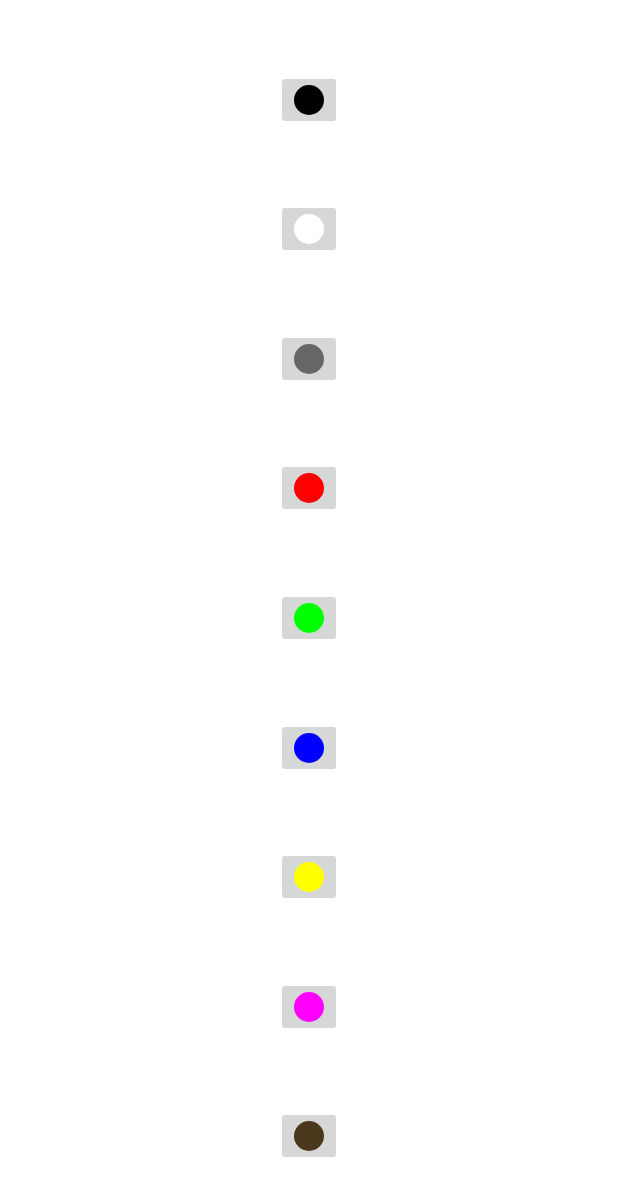
After one commit to fj0lverkr/DrawingApp, an Android app: the layout dialog_brush_color.xml on its own in the app's theme, with its tools: preview values and no code run, on a phone screen of 412 x 824 dp. The commit adds this screen. Shown: the top 1196 px of the screen. Run offline under Robolectric (Android 15) with nearby library versions, the phone set to English and light mode, and no system bars.

Commit message:
Implemented color chooser

```diff
--- a/app/src/main/java/com/nilsnahooy/drawingapp/CanvasView.kt
+++ b/app/src/main/java/com/nilsnahooy/drawingapp/CanvasView.kt
@@ -7,6 +7,7 @@ import android.util.AttributeSet
 import android.util.TypedValue
 import android.view.MotionEvent
 import android.view.View
+import androidx.core.content.res.ResourcesCompat
 
 class CanvasView(context: Context, attrs : AttributeSet): View(context, attrs) {
     private var mDrawPath: DrawPath? = null
@@ -91,6 +92,13 @@ class CanvasView(context: Context, attrs : AttributeSet): View(context, attrs) {
         newSize, resources.displayMetrics)
         mDrawPaint!!.strokeWidth = mBrushSize
     }
+
+    fun setBrushColor(newColor: Int) {
+        mColor = ResourcesCompat.getColor(resources, newColor, null)
+        mDrawPath = DrawPath(mColor, mBrushSize)
+        mDrawPaint!!.color = mColor
+    }
+
     internal inner class DrawPath(var color: Int, var brushSize: Float): Path() {
 
     }
--- a/app/src/main/java/com/nilsnahooy/drawingapp/MainActivity.kt
+++ b/app/src/main/java/com/nilsnahooy/drawingapp/MainActivity.kt
@@ -12,13 +12,81 @@ class MainActivity : AppCompatActivity() {
     override fun onCreate(savedInstanceState: Bundle?) {
         super.onCreate(savedInstanceState)
         setContentView(R.layout.activity_main)
+        val btnBrushSize: ImageButton = findViewById(R.id.ib_open_brush_size_dialog)
+        val btnBrushColor: ImageButton = findViewById(R.id.ib_open_brush_color_dialog)
         canvasView = findViewById(R.id.cv_main_canvas)
-        val btnBrushSize: ImageButton = findViewById(R.id.ib_open_brush_size_dialog)
         canvasView?.setBrushSize(20.0f)
 
         btnBrushSize.setOnClickListener {
             showBrushSizeDialog()
         }
+
+        btnBrushColor.setOnClickListener {
+            showBrushColorDialog()
+        }
+    }
+
+    private fun showBrushColorDialog() {
+        val brushColorDialog = Dialog(this)
+        brushColorDialog.setContentView(R.layout.dialog_brush_color)
+        brushColorDialog.setTitle(R.string.brush_color_dialog_title)
+
+        val btnBlack: ImageButton = brushColorDialog.findViewById(R.id.ib_brush_color_black)
+        val btnWhite: ImageButton = brushColorDialog.findViewById(R.id.ib_brush_color_white)
+        val btnGrey: ImageButton = brushColorDialog.findViewById(R.id.ib_brush_color_grey)
+        val btnRed: ImageButton = brushColorDialog.findViewById(R.id.ib_brush_color_red)
+        val btnGreen: ImageButton = brushColorDialog.findViewById(R.id.ib_brush_color_green)
+        val btnBlue: ImageButton = brushColorDialog.findViewById(R.id.ib_brush_color_blue)
+        val btnYellow: ImageButton = brushColorDialog.findViewById(R.id.ib_brush_color_yellow)
+        val btnPurple: ImageButton = brushColorDialog.findViewById(R.id.ib_brush_color_purple)
+        val btnCoffee: ImageButton = brushColorDialog.findViewById(R.id.ib_brush_color_coffee)
+
+        btnBlack.setOnClickListener {
+            canvasView?.setBrushColor(R.color.black)
+            brushColorDialog.dismiss()
+        }
+
+        btnWhite.setOnClickListener {
+            canvasView?.setBrushColor(R.color.white)
+            brushColorDialog.dismiss()
+        }
+
+        btnGrey.setOnClickListener {
+            canvasView?.setBrushColor(R.color.grey)
+            brushColorDialog.dismiss()
+        }
+
+        btnRed.setOnClickListener {
+            canvasView?.setBrushColor(R.color.red)
+            brushColorDialog.dismiss()
+        }
+
+        btnGreen.setOnClickListener {
+            canvasView?.setBrushColor(R.color.green)
+            brushColorDialog.dismiss()
+        }
+
+        btnBlue.setOnClickListener {
+            canvasView?.setBrushColor(R.color.blue)
+            brushColorDialog.dismiss()
+        }
+
+        btnYellow.setOnClickListener {
+            canvasView?.setBrushColor(R.color.yellow)
+            brushColorDialog.dismiss()
+        }
+
+        btnPurple.setOnClickListener {
+            canvasView?.setBrushColor(R.color.purple)
+            brushColorDialog.dismiss()
+        }
+
+        btnCoffee.setOnClickListener {
+            canvasView?.setBrushColor(R.color.coffee)
+            brushColorDialog.dismiss()
+        }
+
+        brushColorDialog.show()
     }
 
     private fun showBrushSizeDialog() {
--- /dev/null
+++ b/app/src/main/res/drawable/brush_color_black.xml
@@ -0,0 +1,9 @@
+<?xml version="1.0" encoding="utf-8"?>
+<shape xmlns:android="http://schemas.android.com/apk/res/android"
+    android:dither="true"
+    android:shape="oval">
+    <size android:height="20dp"
+        android:width="20dp" />
+    <solid android:color="@color/black" />
+
+</shape>
--- /dev/null
+++ b/app/src/main/res/drawable/brush_color_blue.xml
@@ -0,0 +1,9 @@
+<?xml version="1.0" encoding="utf-8"?>
+<shape xmlns:android="http://schemas.android.com/apk/res/android"
+    android:dither="true"
+    android:shape="oval">
+    <size android:height="20dp"
+        android:width="20dp" />
+    <solid android:color="@color/blue" />
+
+</shape>
--- /dev/null
+++ b/app/src/main/res/drawable/brush_color_coffee.xml
@@ -0,0 +1,9 @@
+<?xml version="1.0" encoding="utf-8"?>
+<shape xmlns:android="http://schemas.android.com/apk/res/android"
+    android:dither="true"
+    android:shape="oval">
+    <size android:height="20dp"
+        android:width="20dp" />
+    <solid android:color="@color/coffee" />
+
+</shape>
--- /dev/null
+++ b/app/src/main/res/drawable/brush_color_green.xml
@@ -0,0 +1,9 @@
+<?xml version="1.0" encoding="utf-8"?>
+<shape xmlns:android="http://schemas.android.com/apk/res/android"
+    android:dither="true"
+    android:shape="oval">
+    <size android:height="20dp"
+        android:width="20dp" />
+    <solid android:color="@color/green" />
+
+</shape>
--- /dev/null
+++ b/app/src/main/res/drawable/brush_color_grey.xml
@@ -0,0 +1,9 @@
+<?xml version="1.0" encoding="utf-8"?>
+<shape xmlns:android="http://schemas.android.com/apk/res/android"
+    android:dither="true"
+    android:shape="oval">
+    <size android:height="20dp"
+        android:width="20dp" />
+    <solid android:color="@color/grey" />
+
+</shape>
--- /dev/null
+++ b/app/src/main/res/drawable/brush_color_purple.xml
@@ -0,0 +1,9 @@
+<?xml version="1.0" encoding="utf-8"?>
+<shape xmlns:android="http://schemas.android.com/apk/res/android"
+    android:dither="true"
+    android:shape="oval">
+    <size android:height="20dp"
+        android:width="20dp" />
+    <solid android:color="@color/purple" />
+
+</shape>
--- /dev/null
+++ b/app/src/main/res/drawable/brush_color_red.xml
@@ -0,0 +1,9 @@
+<?xml version="1.0" encoding="utf-8"?>
+<shape xmlns:android="http://schemas.android.com/apk/res/android"
+    android:dither="true"
+    android:shape="oval">
+    <size android:height="20dp"
+        android:width="20dp" />
+    <solid android:color="@color/red" />
+
+</shape>
--- /dev/null
+++ b/app/src/main/res/drawable/brush_color_white.xml
@@ -0,0 +1,9 @@
+<?xml version="1.0" encoding="utf-8"?>
+<shape xmlns:android="http://schemas.android.com/apk/res/android"
+    android:dither="true"
+    android:shape="oval">
+    <size android:height="20dp"
+        android:width="20dp" />
+    <solid android:color="@color/white" />
+
+</shape>
--- /dev/null
+++ b/app/src/main/res/drawable/brush_color_yellow.xml
@@ -0,0 +1,9 @@
+<?xml version="1.0" encoding="utf-8"?>
+<shape xmlns:android="http://schemas.android.com/apk/res/android"
+    android:dither="true"
+    android:shape="oval">
+    <size android:height="20dp"
+        android:width="20dp" />
+    <solid android:color="@color/yellow" />
+
+</shape>
--- a/app/src/main/res/layout/activity_main.xml
+++ b/app/src/main/res/layout/activity_main.xml
@@ -27,8 +27,21 @@
         app:layout_constraintTop_toBottomOf="@id/cv_main_canvas"
         app:layout_constraintBottom_toBottomOf="parent"
         app:layout_constraintStart_toStartOf="parent"
-        app:layout_constraintEnd_toEndOf="parent"
+        app:layout_constraintEnd_toStartOf="@id/ib_open_brush_color_dialog"
         android:src="@drawable/icon_brush"
         android:contentDescription="@string/cd_open_brush_size" />
 
+    <ImageButton
+        android:id="@+id/ib_open_brush_color_dialog"
+        android:layout_width="50dp"
+        android:layout_height="50dp"
+        android:layout_margin="5dp"
+        android:scaleType="fitXY"
+        app:layout_constraintTop_toBottomOf="@id/cv_main_canvas"
+        app:layout_constraintBottom_toBottomOf="parent"
+        app:layout_constraintStart_toEndOf="@id/ib_open_brush_size_dialog"
+        app:layout_constraintEnd_toEndOf="parent"
+        android:src="@drawable/icon_palette"
+        android:contentDescription="@string/cd_open_brush_size" />
+
 </androidx.constraintlayout.widget.ConstraintLayout>
--- /dev/null
+++ b/app/src/main/res/layout/dialog_brush_color.xml
@@ -0,0 +1,97 @@
+<?xml version="1.0" encoding="utf-8"?>
+<androidx.constraintlayout.widget.ConstraintLayout xmlns:android="http://schemas.android.com/apk/res/android"
+    android:layout_width="match_parent"
+    android:layout_height="match_parent"
+    xmlns:app="http://schemas.android.com/apk/res-auto">
+
+    <ImageButton
+        android:id="@+id/ib_brush_color_black"
+        android:layout_width="wrap_content"
+        android:layout_height="wrap_content"
+        android:src="@drawable/brush_color_black"
+        app:layout_constraintBottom_toTopOf="@id/ib_brush_color_white"
+        app:layout_constraintEnd_toEndOf="parent"
+        app:layout_constraintStart_toStartOf="parent"
+        app:layout_constraintTop_toTopOf="parent"
+        />
+
+    <ImageButton
+        android:layout_width="wrap_content"
+        android:layout_height="wrap_content"
+        android:id="@+id/ib_brush_color_white"
+        android:src="@drawable/brush_color_white"
+        app:layout_constraintStart_toStartOf="parent"
+        app:layout_constraintEnd_toEndOf="parent"
+        app:layout_constraintTop_toBottomOf="@id/ib_brush_color_black"
+        app:layout_constraintBottom_toTopOf="@id/ib_brush_color_grey"/>
+
+    <ImageButton
+        android:layout_width="wrap_content"
+        android:layout_height="wrap_content"
+        android:id="@+id/ib_brush_color_grey"
+        android:src="@drawable/brush_color_grey"
+        app:layout_constraintStart_toStartOf="parent"
+        app:layout_constraintEnd_toEndOf="parent"
+        app:layout_constraintTop_toBottomOf="@id/ib_brush_color_white"
+        app:layout_constraintBottom_toTopOf="@id/ib_brush_color_red"/>
+
+    <ImageButton
+        android:layout_width="wrap_content"
+        android:layout_height="wrap_content"
+        android:id="@+id/ib_brush_color_red"
+        android:src="@drawable/brush_color_red"
+        app:layout_constraintStart_toStartOf="parent"
+        app:layout_constraintEnd_toEndOf="parent"
+        app:layout_constraintTop_toBottomOf="@id/ib_brush_color_grey"
+        app:layout_constraintBottom_toTopOf="@id/ib_brush_color_green"/>
+
+    <ImageButton
+        android:layout_width="wrap_content"
+        android:layout_height="wrap_content"
+        android:id="@+id/ib_brush_color_green"
+        android:src="@drawable/brush_color_green"
+        app:layout_constraintStart_toStartOf="parent"
+        app:layout_constraintEnd_toEndOf="parent"
+        app:layout_constraintTop_toBottomOf="@id/ib_brush_color_red"
+        app:layout_constraintBottom_toTopOf="@id/ib_brush_color_blue"/>
+
+    <ImageButton
+        android:layout_width="wrap_content"
+        android:layout_height="wrap_content"
+        android:id="@+id/ib_brush_color_blue"
+        android:src="@drawable/brush_color_blue"
+        app:layout_constraintStart_toStartOf="parent"
+        app:layout_constraintEnd_toEndOf="parent"
+        app:layout_constraintTop_toBottomOf="@id/ib_brush_color_green"
+        app:layout_constraintBottom_toTopOf="@id/ib_brush_color_yellow"/>
+
+    <ImageButton
+        android:layout_width="wrap_content"
+        android:layout_height="wrap_content"
+        android:id="@+id/ib_brush_color_yellow"
+        android:src="@drawable/brush_color_yellow"
+        app:layout_constraintStart_toStartOf="parent"
+        app:layout_constraintEnd_toEndOf="parent"
+        app:layout_constraintTop_toBottomOf="@id/ib_brush_color_blue"
+        app:layout_constraintBottom_toTopOf="@id/ib_brush_color_purple"/>
+
+    <ImageButton
+        android:layout_width="wrap_content"
+        android:layout_height="wrap_content"
+        android:id="@+id/ib_brush_color_purple"
+        android:src="@drawable/brush_color_purple"
+        app:layout_constraintStart_toStartOf="parent"
+        app:layout_constraintEnd_toEndOf="parent"
+        app:layout_constraintTop_toBottomOf="@id/ib_brush_color_yellow"
+        app:layout_constraintBottom_toTopOf="@id/ib_brush_color_coffee"/>
+
+    <ImageButton
+        android:id="@+id/ib_brush_color_coffee"
+        android:layout_width="wrap_content"
+        android:layout_height="wrap_content"
+        android:src="@drawable/brush_color_coffee"
+        app:layout_constraintBottom_toBottomOf="parent"
+        app:layout_constraintEnd_toEndOf="parent"
+        app:layout_constraintStart_toStartOf="parent"
+        app:layout_constraintTop_toBottomOf="@id/ib_brush_color_purple" />
+</androidx.constraintlayout.widget.ConstraintLayout>
--- a/app/src/main/res/values/colors.xml
+++ b/app/src/main/res/values/colors.xml
@@ -8,4 +8,12 @@
     <color name="black">#FF000000</color>
     <color name="white">#FFFFFFFF</color>
     <color name="grey_border">#FF9AA2AF</color>
+    <!-- palette colors -->
+    <color name="grey">#FF666666</color>
+    <color name="red">#FFFF0000</color>
+    <color name="green">#FF00FF00</color>
+    <color name="blue">#FF0000FF</color>
+    <color name="yellow">#FFFFFF00</color>
+    <color name="purple">#FFFF00FF</color>
+    <color name="coffee">#FF4B371C</color>
 </resources>
--- a/app/src/main/res/values/strings.xml
+++ b/app/src/main/res/values/strings.xml
@@ -1,5 +1,6 @@
 <resources>
     <string name="app_name">Drawing App</string>
     <string name="brush_size_dialog_title">Select brush size</string>
+    <string name="brush_color_dialog_title">Select brush color</string>
     <string name="cd_open_brush_size">Open brush size selector</string>
 </resources>
```
Also changed, not shown: app/src/main/res/drawable/icon_palette.png (added).
